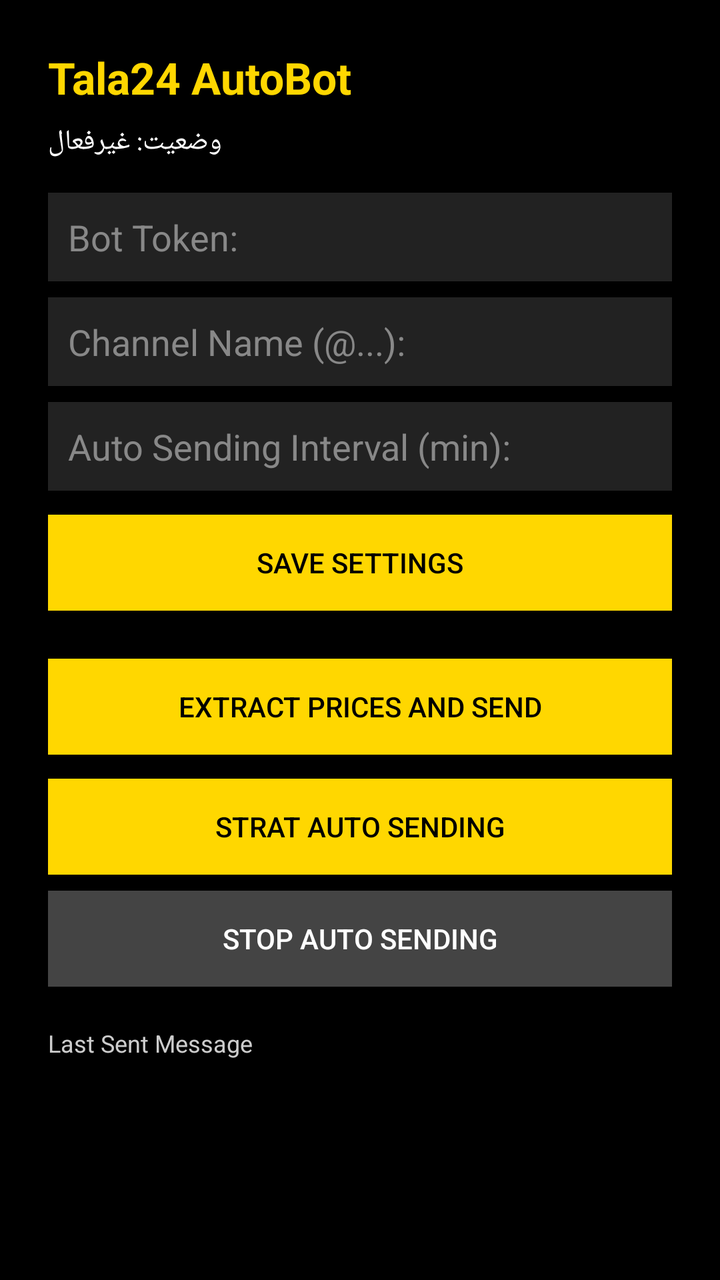
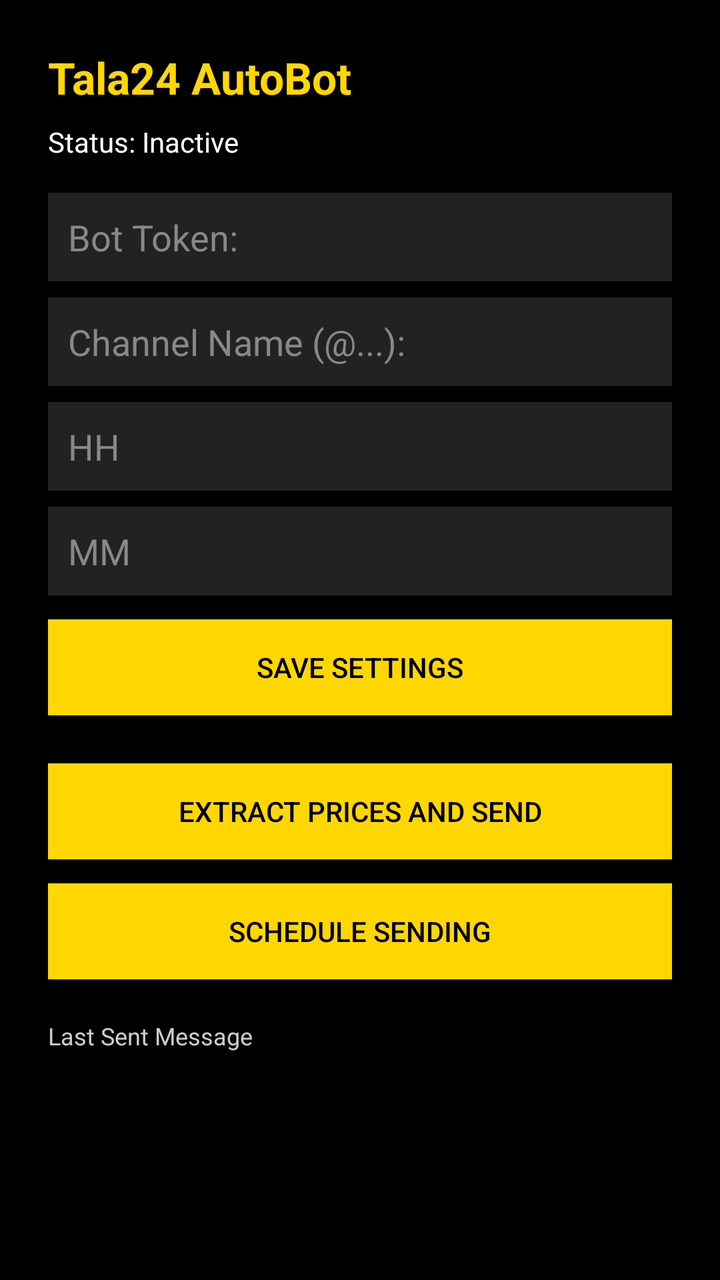

Compare the two renders of this Android layout. The source of the first and the diff that turns it into the second are given below.
<!-- AndroidManifest.xml: application theme Theme.AppCompat.Light.NoActionBar -->
<!-- res/layout/activity_main.xml -->
<?xml version="1.0" encoding="utf-8"?>
<ScrollView xmlns:android="http://schemas.android.com/apk/res/android"
    android:background="#000000"
    android:layout_width="match_parent"
    android:layout_height="match_parent">

    <LinearLayout
        android:orientation="vertical"
        android:padding="24dp"
        android:layout_width="match_parent"
        android:layout_height="wrap_content">

        <TextView
            android:id="@+id/txtTitle"
            android:text="Tala24 AutoBot"
            android:textColor="#FFD700"
            android:textSize="22sp"
            android:textStyle="bold"
            android:layout_width="wrap_content"
            android:layout_height="wrap_content" />

        <TextView
            android:id="@+id/txtStatus"
            android:text="وضعیت: غیرفعال"
            android:textColor="#FFFFFF"
            android:textSize="14sp"
            android:layout_marginTop="8dp"
            android:layout_width="wrap_content"
            android:layout_height="wrap_content" />

        <EditText
            android:id="@+id/edtToken"
            android:hint="Bot Token:"
            android:textColor="#FFFFFF"
            android:textColorHint="#888888"
            android:background="#222222"
            android:padding="10dp"
            android:layout_marginTop="16dp"
            android:layout_width="match_parent"
            android:layout_height="wrap_content" />

        <EditText
            android:id="@+id/edtChatId"
            android:hint="Channel Name (@...):"
            android:textColor="#FFFFFF"
            android:textColorHint="#888888"
            android:background="#222222"
            android:padding="10dp"
            android:layout_marginTop="8dp"
            android:layout_width="match_parent"
            android:layout_height="wrap_content" />

        <EditText
            android:id="@+id/edtInterval"
            android:hint="Auto Sending Interval (min):"
            android:inputType="number"
            android:textColor="#FFFFFF"
            android:textColorHint="#888888"
            android:background="#222222"
            android:padding="10dp"
            android:layout_marginTop="8dp"
            android:layout_width="match_parent"
            android:layout_height="wrap_content" />

        <Button
            android:id="@+id/btnSaveSettings"
            android:text="Save Settings"
            android:background="#FFD700"
            android:textColor="#000000"
            android:layout_marginTop="12dp"
            android:layout_width="match_parent"
            android:layout_height="wrap_content" />

        <Button
            android:id="@+id/btnSendOnce"
            android:text="Extract Prices and Send"
            android:background="#FFD700"
            android:textColor="#000000"
            android:layout_marginTop="24dp"
            android:layout_width="match_parent"
            android:layout_height="wrap_content" />

        <Button
            android:id="@+id/btnStartAuto"
            android:text="Strat Auto Sending"
            android:background="#FFD700"
            android:textColor="#000000"
            android:layout_marginTop="12dp"
            android:layout_width="match_parent"
            android:layout_height="wrap_content" />

        <Button
            android:id="@+id/btnStopAuto"
            android:text="Stop Auto Sending"
            android:background="#444444"
            android:textColor="#FFFFFF"
            android:layout_marginTop="8dp"
            android:layout_width="match_parent"
            android:layout_height="wrap_content" />

        <TextView
            android:id="@+id/txtLastMessage"
            android:text="Last Sent Message"
            android:textColor="#CCCCCC"
            android:textSize="12sp"
            android:layout_marginTop="20dp"
            android:layout_width="match_parent"
            android:layout_height="wrap_content" />

    </LinearLayout>
</ScrollView>
<!-- resources referenced by this layout -->
<resources>

</resources>

<!-- the commit's change to res/layout/activity_main.xml (unified diff, before → after) -->
@@ -21,7 +21,7 @@
 
         <TextView
             android:id="@+id/txtStatus"
-            android:text="وضعیت: غیرفعال"
+            android:text="Status: Inactive"
             android:textColor="#FFFFFF"
             android:textSize="14sp"
             android:layout_marginTop="8dp"
@@ -50,9 +50,23 @@
             android:layout_width="match_parent"
             android:layout_height="wrap_content" />
 
+        
         <EditText
-            android:id="@+id/edtInterval"
-            android:hint="Auto Sending Interval (min):"
+            android:id="@+id/edtHour"
+            android:hint="HH"
+            android:inputType="number"
+            android:textColor="#FFFFFF"
+            android:textColorHint="#888888"
+            android:background="#222222"
+            android:padding="10dp"
+            android:layout_marginTop="8dp"
+            android:layout_width="match_parent"
+            android:layout_height="wrap_content" />
+
+        
+        <EditText
+            android:id="@+id/edtMinute"
+            android:hint="MM"
             android:inputType="number"
             android:textColor="#FFFFFF"
             android:textColorHint="#888888"
@@ -82,19 +96,10 @@
 
         <Button
             android:id="@+id/btnStartAuto"
-            android:text="Strat Auto Sending"
+            android:text="Schedule Sending"
             android:background="#FFD700"
             android:textColor="#000000"
             android:layout_marginTop="12dp"
-            android:layout_width="match_parent"
-            android:layout_height="wrap_content" />
-
-        <Button
-            android:id="@+id/btnStopAuto"
-            android:text="Stop Auto Sending"
-            android:background="#444444"
-            android:textColor="#FFFFFF"
-            android:layout_marginTop="8dp"
             android:layout_width="match_parent"
             android:layout_height="wrap_content" />
 
